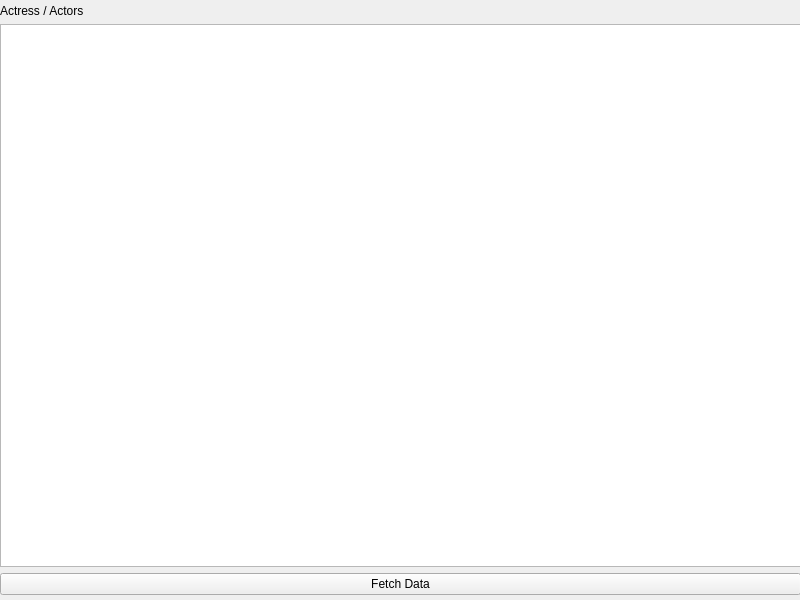
Above: Layouts/main_view.ui from snakept/imdb_software_actors before the change. Below: the same form after it.
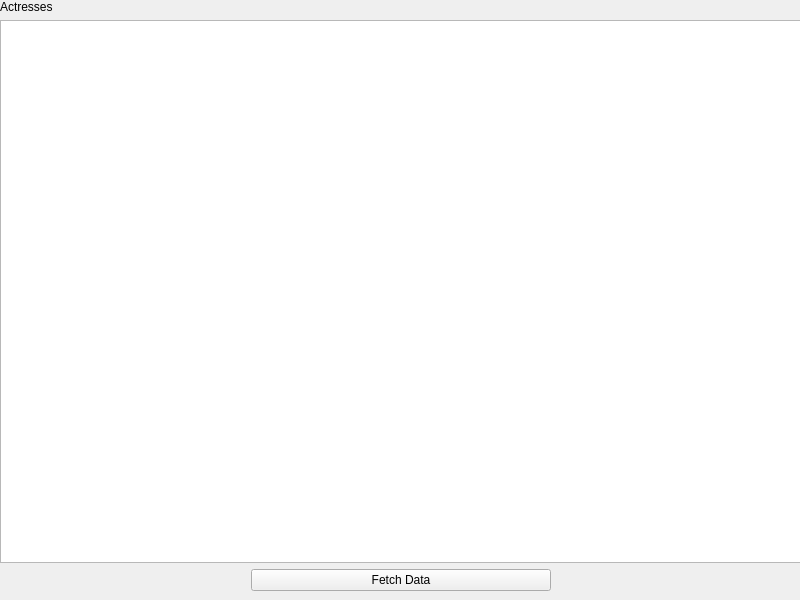
That is the form after the change.

Commit message: created simple actresses list logic for displaying actresses with thumbnails in a list via a seperate thread

Patch:
```diff
--- a/Layouts/main_view.ui
+++ b/Layouts/main_view.ui
@@ -18,7 +18,7 @@
     <property name="geometry">
      <rect>
       <x>0</x>
-      <y>4</y>
+      <y>0</y>
       <width>801</width>
       <height>591</height>
      </rect>
@@ -27,7 +27,7 @@
      <item>
       <widget class="QLabel" name="actressLabel">
        <property name="text">
-        <string>Actress / Actors</string>
+        <string>Actresses</string>
        </property>
        <property name="alignment">
         <set>Qt::AlignLeading|Qt::AlignLeft|Qt::AlignVCenter</set>
@@ -35,14 +35,65 @@
       </widget>
      </item>
      <item>
-      <widget class="QListView" name="actressListView"/>
+      <widget class="QListView" name="actressesListView">
+       <property name="font">
+        <font>
+         <pointsize>14</pointsize>
+        </font>
+       </property>
+       <property name="locale">
+        <locale language="English" country="Germany"/>
+       </property>
+       <property name="iconSize">
+        <size>
+         <width>80</width>
+         <height>80</height>
+        </size>
+       </property>
+      </widget>
      </item>
      <item>
-      <widget class="QPushButton" name="fetchButton">
-       <property name="text">
-        <string>Fetch Data</string>
-       </property>
-      </widget>
+      <layout class="QHBoxLayout" name="horizontalLayout">
+       <item>
+        <spacer name="horizontalSpacer">
+         <property name="orientation">
+          <enum>Qt::Horizontal</enum>
+         </property>
+         <property name="sizeHint" stdset="0">
+          <size>
+           <width>40</width>
+           <height>20</height>
+          </size>
+         </property>
+        </spacer>
+       </item>
+       <item>
+        <widget class="QPushButton" name="fetchButton">
+         <property name="minimumSize">
+          <size>
+           <width>300</width>
+           <height>0</height>
+          </size>
+         </property>
+         <property name="text">
+          <string>Fetch Data</string>
+         </property>
+        </widget>
+       </item>
+       <item>
+        <spacer name="horizontalSpacer_2">
+         <property name="orientation">
+          <enum>Qt::Horizontal</enum>
+         </property>
+         <property name="sizeHint" stdset="0">
+          <size>
+           <width>40</width>
+           <height>20</height>
+          </size>
+         </property>
+        </spacer>
+       </item>
+      </layout>
      </item>
     </layout>
    </widget>
```
Left out of the diff: 2 changed lines with no effect on the pictures. The commit also changes 4 other files.
